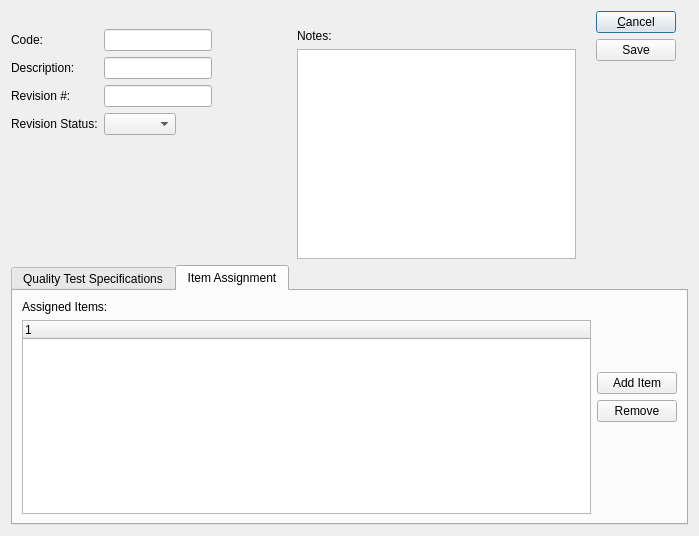
First picture: the form in source/commercialcore/foundation-database/quality/uiforms/qplan.ui, repository tomdatkins/xtuple, before the edit.
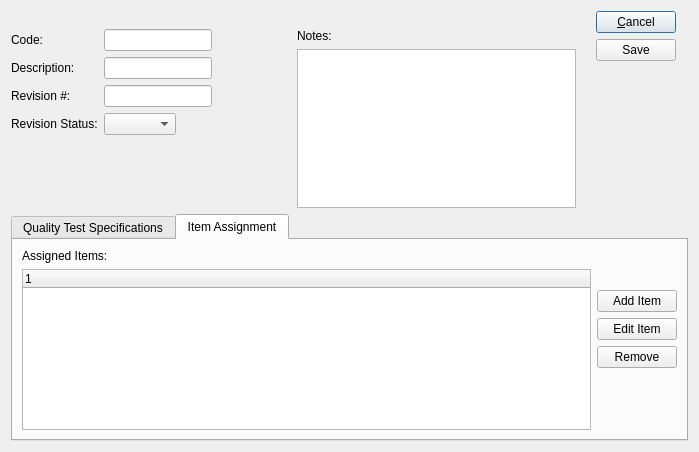
Second picture: the form after the edit. The open tabs and pages were chosen to show the change. Custom widgets are drawn as their Qt base class.

The edit to the form file:
```diff
--- a/source/commercialcore/foundation-database/quality/uiforms/qplan.ui
+++ b/source/commercialcore/foundation-database/quality/uiforms/qplan.ui
@@ -14,7 +14,7 @@
     <x>0</x>
     <y>0</y>
     <width>699</width>
-    <height>536</height>
+    <height>452</height>
    </rect>
   </property>
   <property name="windowTitle">
@@ -260,7 +260,7 @@
          <string>Item Assignment</string>
         </attribute>
         <layout class="QGridLayout" name="gridLayout_5">
-         <item row="0" column="0">
+         <item row="11" column="0">
           <layout class="QHBoxLayout" name="horizontalLayout_6">
            <item>
             <layout class="QVBoxLayout" name="verticalLayout_7">
@@ -289,6 +289,13 @@
                  </property>
                 </widget>
                </item>
+               <item>
+                <widget class="QPushButton" name="_editItem">
+                 <property name="text">
+                  <string>Edit Item</string>
+                 </property>
+                </widget>
+               </item>
                <item>
                 <widget class="QPushButton" name="_removeItem">
                  <property name="text">
```
Left out of the diff: 1 changed line with no effect on the pictures.
